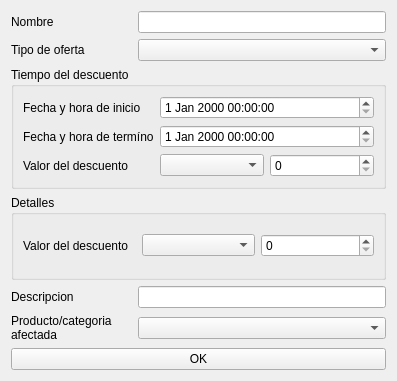
Old version of the form ui/modify_discount.ui in the repository Matiti061/TecnoPC.
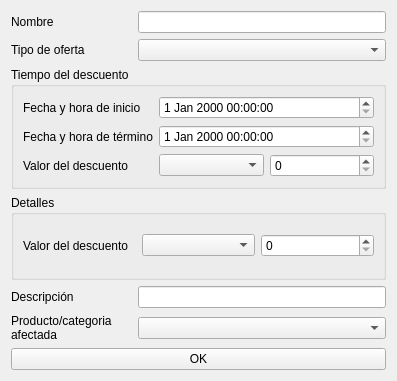
New version of the form.

Commit message: fix: some words ortografy

Diff of the .ui file:
```diff
--- a/ui/modify_discount.ui
+++ b/ui/modify_discount.ui
@@ -33,7 +33,7 @@
       <item row="2" column="0">
        <widget class="QLabel" name="label_6">
         <property name="text">
-         <string>Fecha y hora de termíno</string>
+         <string>Fecha y hora de término</string>
         </property>
        </widget>
       </item>
@@ -66,7 +66,7 @@
    <item row="5" column="0">
     <widget class="QLabel" name="label_3">
      <property name="text">
-      <string>Descripcion</string>
+      <string>Descripción</string>
      </property>
     </widget>
    </item>
```
